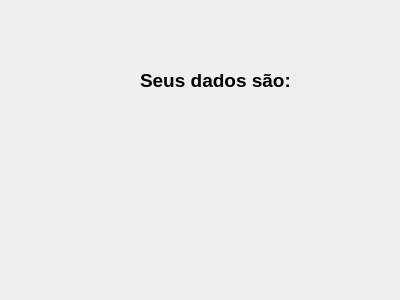
This is Fundamentals/Contact_form/dialog.ui in guiipedroso/developing_qt_creator as Qt 5 draws it before an edit. The edited form follows.
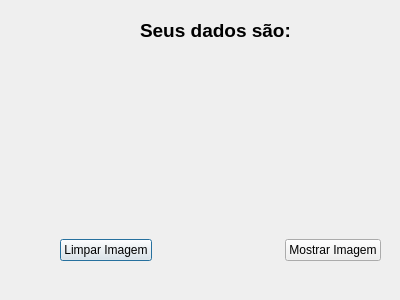
This is the edited form.

```diff
--- a/Fundamentals/Contact_form/dialog.ui
+++ b/Fundamentals/Contact_form/dialog.ui
@@ -17,7 +17,7 @@
    <property name="geometry">
     <rect>
      <x>140</x>
-     <y>70</y>
+     <y>20</y>
      <width>151</width>
      <height>21</height>
     </rect>
@@ -36,7 +36,7 @@
    <property name="geometry">
     <rect>
      <x>70</x>
-     <y>110</y>
+     <y>60</y>
      <width>291</width>
      <height>81</height>
     </rect>
@@ -65,6 +65,45 @@
     </item>
    </layout>
   </widget>
+  <widget class="QWidget" name="">
+   <property name="geometry">
+    <rect>
+     <x>60</x>
+     <y>230</y>
+     <width>321</width>
+     <height>41</height>
+    </rect>
+   </property>
+   <layout class="QHBoxLayout" name="horizontalLayout">
+    <item>
+     <widget class="QPushButton" name="pushButton">
+      <property name="text">
+       <string>Limpar Imagem</string>
+      </property>
+     </widget>
+    </item>
+    <item>
+     <spacer name="horizontalSpacer">
+      <property name="orientation">
+       <enum>Qt::Horizontal</enum>
+      </property>
+      <property name="sizeHint" stdset="0">
+       <size>
+        <width>40</width>
+        <height>20</height>
+       </size>
+      </property>
+     </spacer>
+    </item>
+    <item>
+     <widget class="QPushButton" name="pushButton_2">
+      <property name="text">
+       <string>Mostrar Imagem</string>
+      </property>
+     </widget>
+    </item>
+   </layout>
+  </widget>
  </widget>
  <resources/>
  <connections/>
```
Left out of the diff: 13 changed lines with no effect on the pictures.
